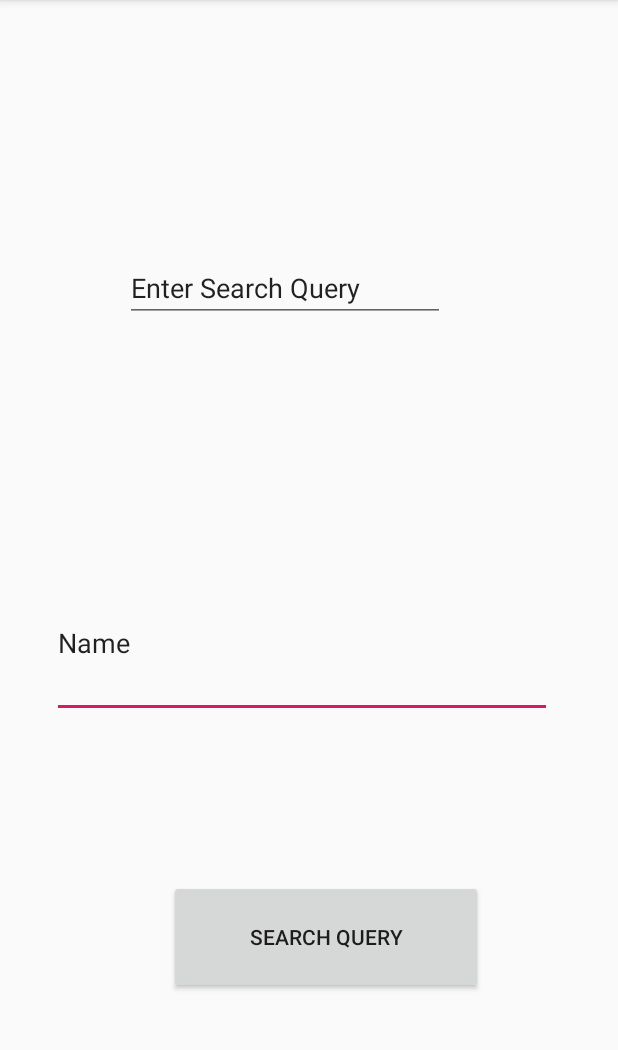
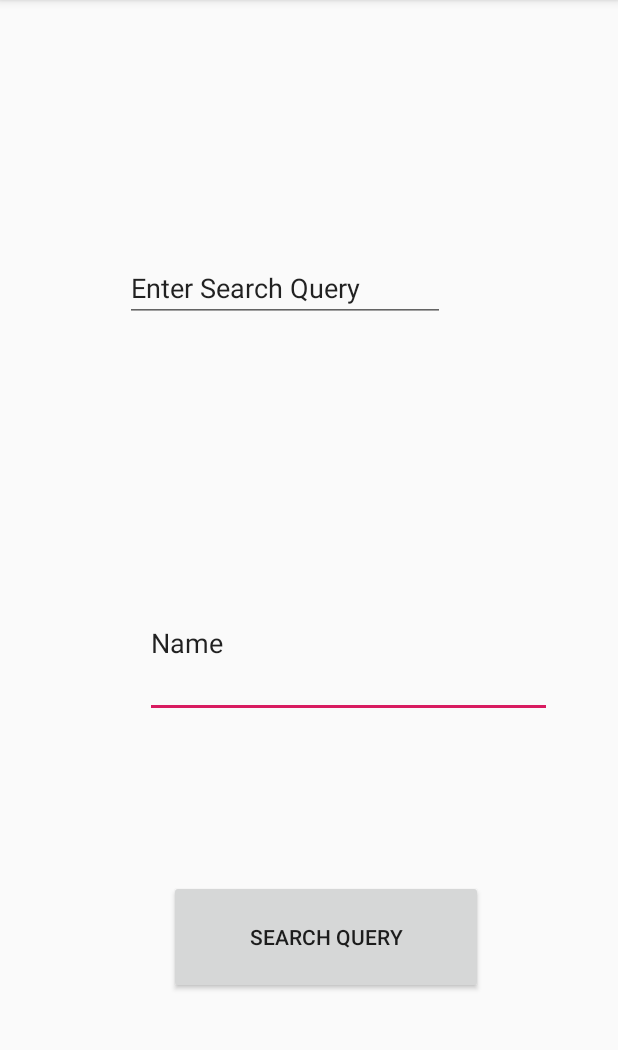
Before and after one commit to BhaskarTrivedi/QuerySearch_Recommentation_Classification, an Android app: the SearchActivity screen opened directly, with no data from a screen before it, on a phone screen of 412 x 824 dp, the part 84-1134 px from its top. Run offline under Robolectric (Android 15) with nearby library versions, the phone set to English and light mode, and no system bars.

Commit message:
Add support for online domain

```diff
--- a/ServerConnection/app/build.gradle
+++ b/ServerConnection/app/build.gradle
@@ -4,7 +4,7 @@ android {
     compileSdkVersion 28
     defaultConfig {
         applicationId "com.example.serverconnection"
-        minSdkVersion 25
+        minSdkVersion 24
         targetSdkVersion 28
         versionCode 1
         versionName "1.0"
--- a/ServerConnection/app/src/main/java/com/example/serverconnection/ConnectServer.java
+++ b/ServerConnection/app/src/main/java/com/example/serverconnection/ConnectServer.java
@@ -25,7 +25,9 @@ public class ConnectServer {
     //reason for 10.0.2.2 is https://developer.android.com/studio/run/emulator-networking
     SearchResult SearchResultObj;
     int Action = 0;
-    String SearchURL = "http://10.0.2.2:5000/search/";
+    //String SearchURL = "http://10.0.2.2:5000/search/";
+    String SearchURL = "http://bhaskartrivedi.pythonanywhere.com/search/";
+    String Searchurl = "http://bhaskartrivedi.pythonanywhere.com/search/";
     JSONObject searchResponse;
     //String SearchURL = "http://stackoverflow.com";
     String SearchData;
@@ -58,7 +60,7 @@ public class ConnectServer {
         this.Action = Act;
         Log.d("SearchQuery ", data);
         if (Action == 0) {
-            SearchURL = "http://10.0.2.2:5000/search/";
+            SearchURL = Searchurl;
             this.SearchResultObj = SearchResultObj;
         }
         new HTTPAsyncTask().execute(SearchURL);
--- a/ServerConnection/app/src/main/res/layout/activity_search.xml
+++ b/ServerConnection/app/src/main/res/layout/activity_search.xml
@@ -8,9 +8,9 @@
 
     <EditText
         android:id="@+id/edTextSearchAct"
-        android:layout_width="333dp"
+        android:layout_width="271dp"
         android:layout_height="100dp"
-        android:layout_marginStart="34dp"
+        android:layout_marginStart="44dp"
         android:layout_marginTop="61dp"
         android:layout_marginEnd="44dp"
         android:layout_marginBottom="33dp"
```
